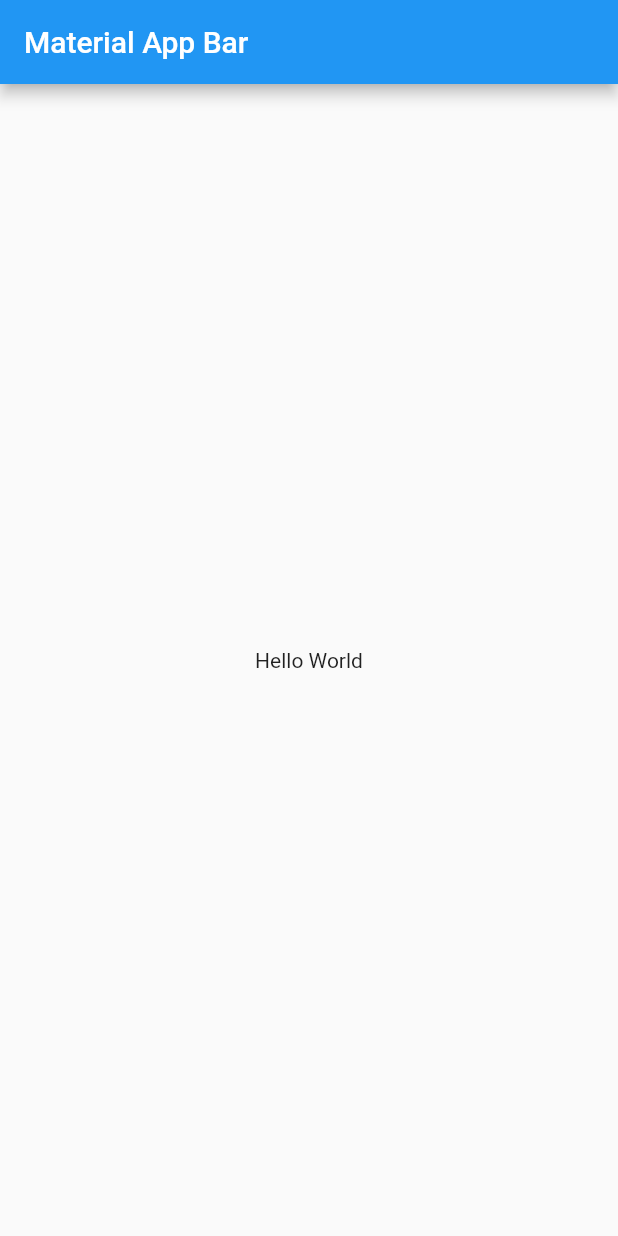
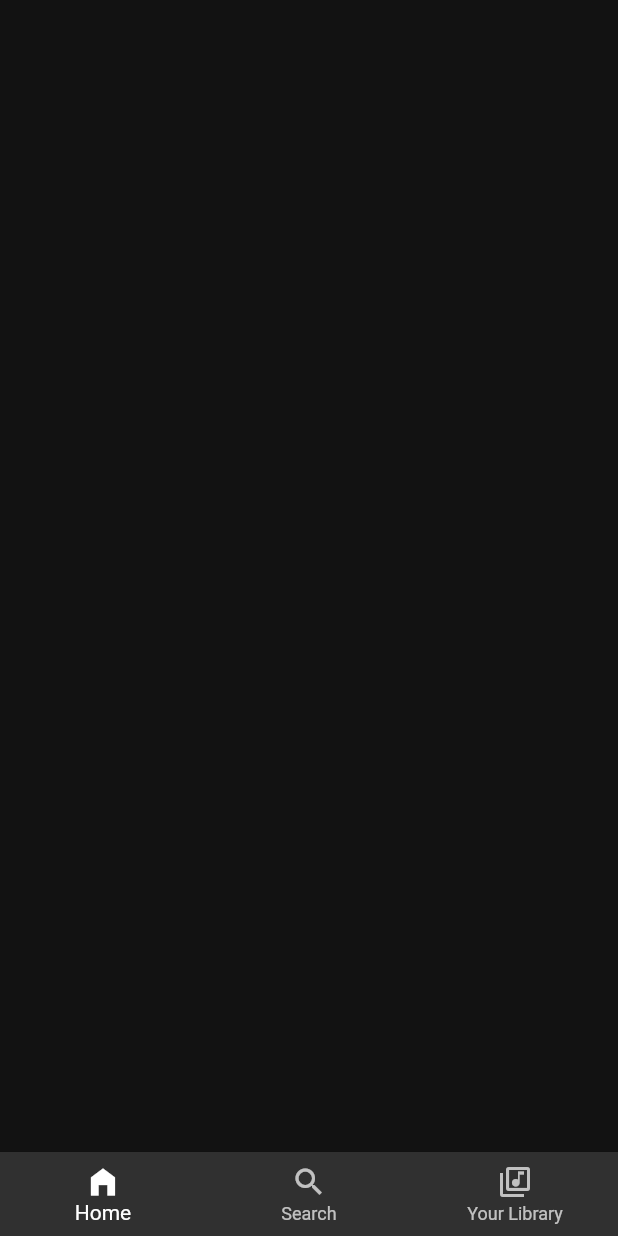
Before and after one commit to serifselim/spotify-clone, a Flutter app: the screen it shows after launch, on a phone screen of 412 x 824 dp. Run offline on Flutter 3.47's test engine with Material 2 defaults, Android fonts, the light colour scheme and no system bars.

Commit message:
navigation bar created

```diff
--- /dev/null
+++ b/lib/components/navigation/navigation_bar.dart
@@ -0,0 +1,19 @@
+import 'package:flutter/material.dart';
+
+class NavigationBar extends StatelessWidget {
+  const NavigationBar({
+    Key? key,
+  }) : super(key: key);
+
+  @override
+  Widget build(BuildContext context) {
+    return BottomNavigationBar(
+      fixedColor: Colors.white,
+      items: const [
+        BottomNavigationBarItem(icon: Icon(Icons.home_filled), label: 'Home', backgroundColor: Colors.white),
+        BottomNavigationBarItem(icon: Icon(Icons.search), label: 'Search'),
+        BottomNavigationBarItem(icon: Icon(Icons.library_music_outlined), label: 'Your Library'),
+      ],
+    );
+  }
+}
--- /dev/null
+++ b/lib/constants/color_constants.dart
@@ -0,0 +1,3 @@
+import 'package:flutter/cupertino.dart';
+
+const colorCodGray = Color(0xFF121212);
--- a/lib/main.dart
+++ b/lib/main.dart
@@ -1,6 +1,8 @@
 import 'package:flutter/material.dart';
 import 'package:provider/provider.dart';
+import 'package:spotify_clone/constants/color_constants.dart';
 import 'package:spotify_clone/provider/music_model.dart';
+import 'package:spotify_clone/views/home_view.dart';
 
 void main() => runApp(
       ChangeNotifierProvider(
@@ -13,17 +15,11 @@ class MyApp extends StatelessWidget {
   @override
   Widget build(BuildContext context) {
     return MaterialApp(
+      theme: ThemeData.dark().copyWith(
+        scaffoldBackgroundColor: colorCodGray
+      ),
       title: 'Material App',
-      home: Scaffold(
-        appBar: AppBar(
-          title: Text('Material App Bar'),
-        ),
-        body: Center(
-          child: Container(
-            child: Text('Hello World'),
-          ),
-        ),
-      ),
+      home: HomeView()
     );
   }
 }
--- /dev/null
+++ b/lib/views/home_view.dart
@@ -0,0 +1,23 @@
+// ignore_for_file: prefer_const_constructors_in_immutables
+
+import 'package:flutter/material.dart';
+import 'package:spotify_clone/components/navigation/navigation_bar.dart';
+
+class HomeView extends StatefulWidget {
+  HomeView({Key? key}) : super(key: key);
+
+  @override
+  _HomeViewState createState() => _HomeViewState();
+}
+
+class _HomeViewState extends State<HomeView> {
+  @override
+  Widget build(BuildContext context) {
+    return SafeArea(
+      child: Scaffold(
+        body: Container(),
+        bottomNavigationBar: const NavigationBar(),
+      ),
+    );
+  }
+}
```
